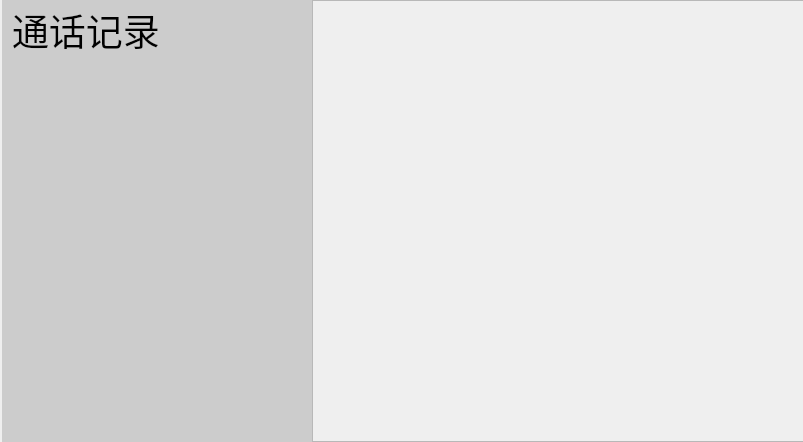
Before: the Qt Designer form 课设/DataBaseSystemCurriculumDesign/DataBaseSystemCurriculumDesign/Resources/RecordsWidget.ui in fuookami/DatabaseSystemCurriculumDesign, drawn with Qt 5.
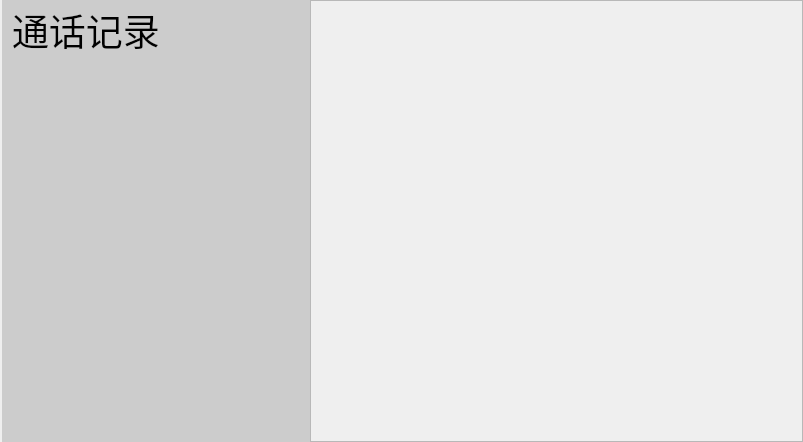
After: the same form once the commit is applied.

What changed in the file:
```diff
--- a/课设/DataBaseSystemCurriculumDesign/DataBaseSystemCurriculumDesign/Resources/RecordsWidget.ui
+++ b/课设/DataBaseSystemCurriculumDesign/DataBaseSystemCurriculumDesign/Resources/RecordsWidget.ui
@@ -35,17 +35,20 @@
   <widget class="QScrollArea" name="Container">
    <property name="geometry">
     <rect>
-     <x>312</x>
+     <x>310</x>
      <y>0</y>
      <width>493</width>
      <height>442</height>
     </rect>
    </property>
    <property name="verticalScrollBarPolicy">
-    <enum>Qt::ScrollBarAsNeeded</enum>
+    <enum>Qt::ScrollBarAlwaysOff</enum>
+   </property>
+   <property name="horizontalScrollBarPolicy">
+    <enum>Qt::ScrollBarAlwaysOff</enum>
    </property>
    <property name="widgetResizable">
-    <bool>true</bool>
+    <bool>false</bool>
    </property>
    <widget class="QWidget" name="scrollAreaWidgetContents_2">
     <property name="geometry">
```
Left out of the diff: 5 changed lines with no effect on the pictures.
